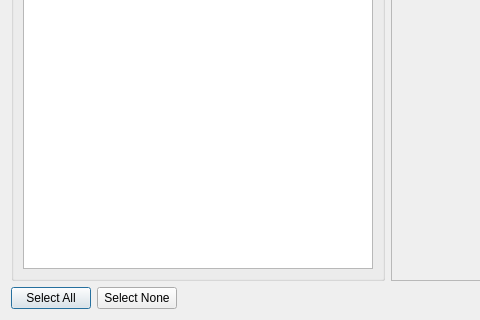
Before: the Qt Designer form src/Configurator/VibronicConfigurator.ui in nutjunkie/IQmol3, drawn with Qt 5; both pictures show x 0 to 480 and y 354 to 674 of the 1074 by 674 pixel window.
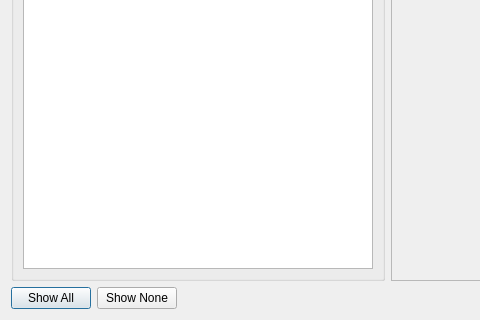
After: the same form once the commit is applied.

```diff
--- a/src/Configurator/VibronicConfigurator.ui
+++ b/src/Configurator/VibronicConfigurator.ui
@@ -215,7 +215,7 @@
      <item>
       <widget class="QPushButton" name="selectAllButton">
        <property name="text">
-        <string>Select All</string>
+        <string>Show All</string>
        </property>
        <property name="autoDefault">
         <bool>true</bool>
@@ -225,7 +225,7 @@
      <item>
       <widget class="QPushButton" name="clearSelectionButton">
        <property name="text">
-        <string>Select None</string>
+        <string>Show None</string>
        </property>
       </widget>
      </item>
```
Left out of the diff: 2 changed lines with no effect on the pictures.
